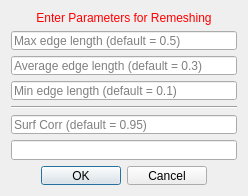
OpenHeartDevelopers/CemrgApp, file Version2.0/Plugins/kcl.cemrgapp.atrialfibres/src/internal/AtrialFibresViewUIRemesh.ui: the form before one commit.
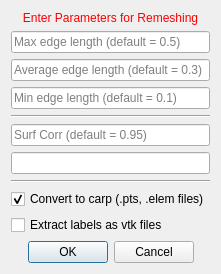
The form after the commit.

What changed in the file:
```diff
--- a/Version2.0/Plugins/kcl.cemrgapp.atrialfibres/src/internal/AtrialFibresViewUIRemesh.ui
+++ b/Version2.0/Plugins/kcl.cemrgapp.atrialfibres/src/internal/AtrialFibresViewUIRemesh.ui
@@ -2,36 +2,31 @@
 <ui version="4.0">
  <class>AtrialFibresViewUIRemesh</class>
  <widget class="QWidget" name="AtrialFibresViewUIRemesh">
-  <property name="geometry">
-   <rect>
-    <x>0</x>
-    <y>0</y>
-    <width>248</width>
-    <height>196</height>
-   </rect>
-  </property>
   <property name="sizePolicy">
-   <sizepolicy hsizetype="Preferred" vsizetype="Minimum">
-    <horstretch>0</horstretch>
-    <verstretch>0</verstretch>
+   <sizepolicy hsizetype="Preferred" vsizetype="Preferred">
+    <horstretch>5</horstretch>
+    <verstretch>10</verstretch>
    </sizepolicy>
   </property>
   <property name="minimumSize">
    <size>
-    <width>0</width>
+    <width>248</width>
     <height>196</height>
    </size>
   </property>
   <property name="maximumSize">
    <size>
-    <width>16777215</width>
-    <height>196</height>
+    <width>248</width>
+    <height>588</height>
    </size>
   </property>
   <property name="windowTitle">
    <string>Set Values</string>
   </property>
   <layout class="QVBoxLayout" name="verticalLayout">
+   <property name="sizeConstraint">
+    <enum>QLayout::SetFixedSize</enum>
+   </property>
    <item>
     <widget class="QLabel" name="titleLabel">
      <property name="styleSheet">
@@ -86,6 +81,30 @@
    <item>
     <widget class="QLineEdit" name="lineEdit_5suffix"/>
    </item>
+   <item>
+    <widget class="Line" name="line_2">
+     <property name="orientation">
+      <enum>Qt::Horizontal</enum>
+     </property>
+    </widget>
+   </item>
+   <item>
+    <widget class="QCheckBox" name="check_1vtk2carp">
+     <property name="text">
+      <string>Convert to carp (.pts, .elem files)</string>
+     </property>
+     <property name="checked">
+      <bool>true</bool>
+     </property>
+    </widget>
+   </item>
+   <item>
+    <widget class="QCheckBox" name="check_2extractlabels">
+     <property name="text">
+      <string>Extract labels as vtk files</string>
+     </property>
+    </widget>
+   </item>
    <item>
     <widget class="QDialogButtonBox" name="buttonBox">
      <property name="enabled">
```
